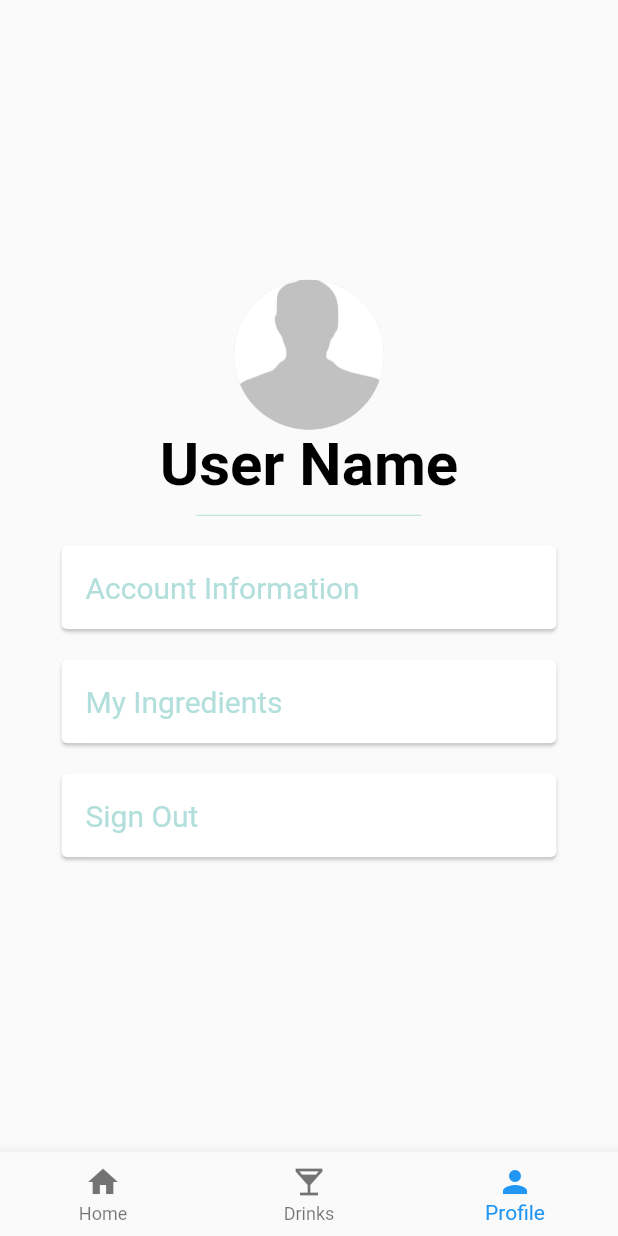
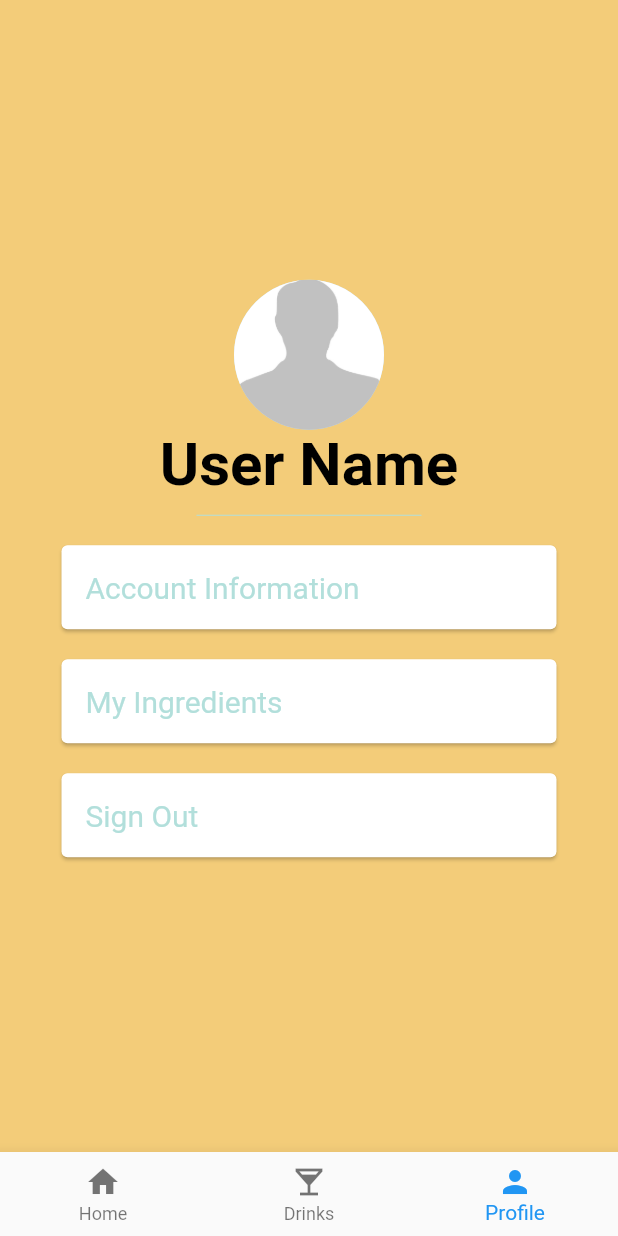
Before and after one commit to CodeFromStav/mixdrinks, a Flutter app: the Home screen opened by its route, item 3 of the bottom bar chosen, on a phone screen of 412 x 824 dp. Run offline on Flutter 3.47's test engine with Material 2 defaults, Android fonts, the light colour scheme and no system bars; our stand-ins replace animated_text_kit, cloud_firestore, firebase_auth, firebase_database, modal_progress_hud; missing offline and left inert: floating_search_bar; accounts and stored records are empty; Roboto replaces fonts that are missing (Pacifico, Source Sans Pro).

Commit message:
more color

```diff
--- a/lib/screens/home_screen.dart
+++ b/lib/screens/home_screen.dart
@@ -24,7 +24,7 @@ class _HomeState extends State<Home> {
   @override
   Widget build(BuildContext context) {
     return Scaffold(
-
+      backgroundColor: Color(0xFFF3CC79),
       body: _children[_currentIndex], // new
       bottomNavigationBar: BottomNavigationBar(
         onTap: onTabTapped, // new
```
